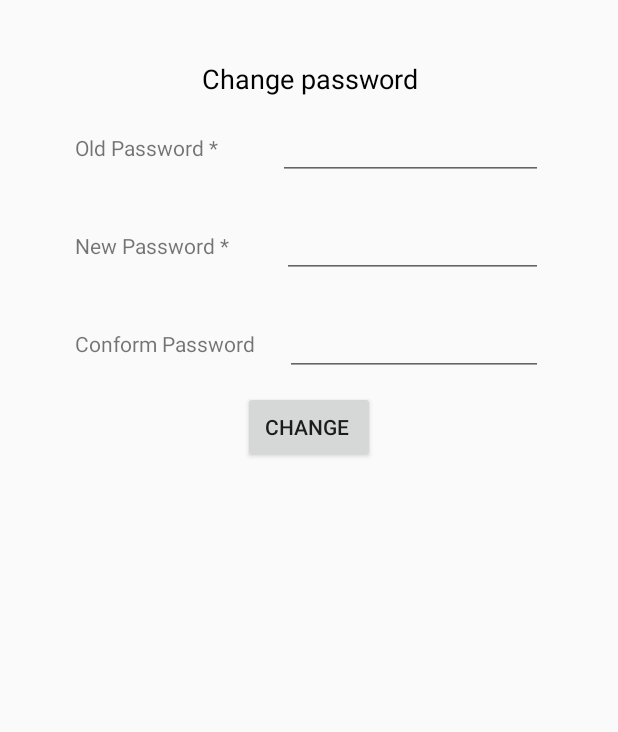
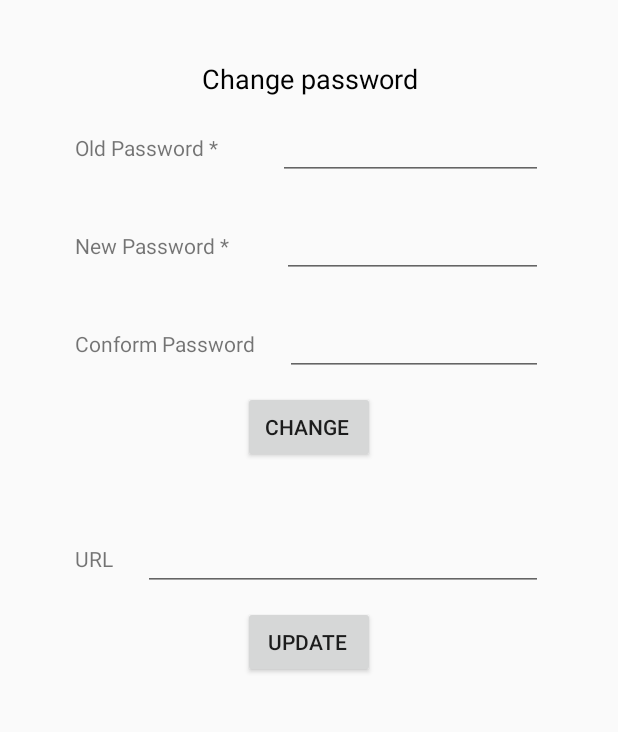
Before and after one commit to trungtienit/RaspberryPi, an Android app: the fragment SettingFragment placed in its activity, on a phone screen of 412 x 824 dp, the part 90-822 px from its top. Run offline under Robolectric (Android 15) with nearby library versions, the phone set to English and light mode, and no system bars; 1 statement that could not run was skipped.

Commit message:
update all

```diff
--- a/RaspberryPi/app/src/main/java/com/example/trungtien/raspberrypi/cache/StoreManager.java
+++ b/RaspberryPi/app/src/main/java/com/example/trungtien/raspberrypi/cache/StoreManager.java
@@ -12,8 +12,6 @@ import com.example.trungtien.raspberrypi.homescreen.Manager;
 
 public class StoreManager {
     public static SharedPreferences sharedPref;
-
-
     public static void savePass(Activity activity, String data) {
         if (sharedPref == null)
             sharedPref = activity.getPreferences(Context.MODE_PRIVATE);
--- a/RaspberryPi/app/src/main/java/com/example/trungtien/raspberrypi/fcm/FirebaseInstanceIDService.java
+++ b/RaspberryPi/app/src/main/java/com/example/trungtien/raspberrypi/fcm/FirebaseInstanceIDService.java
@@ -44,8 +44,9 @@ public class FirebaseInstanceIDService extends FirebaseInstanceIdService {
         RequestBody body = new FormBody.Builder()
                 .add("Token", token)
                 .build();
+
         final Request request = new Request.Builder()
-                .url(Manager.URL_TEST)
+                .url(Manager.getURL())
                 .post(body)
                 .build();
 
--- a/RaspberryPi/app/src/main/java/com/example/trungtien/raspberrypi/homescreen/fragment/IntroduceFragment.java
+++ b/RaspberryPi/app/src/main/java/com/example/trungtien/raspberrypi/homescreen/fragment/IntroduceFragment.java
@@ -5,7 +5,6 @@ import android.os.Bundle;
 import android.view.LayoutInflater;
 import android.view.View;
 import android.view.ViewGroup;
-import android.webkit.WebView;
 
 import com.example.trungtien.raspberrypi.R;
 
@@ -15,7 +14,6 @@ import com.example.trungtien.raspberrypi.R;
 public class IntroduceFragment extends Fragment {
 
     View myView;
-    WebView webview;
 
     @Override
     public View onCreateView(LayoutInflater inflater, ViewGroup container, Bundle savedInstanceState) {
--- a/RaspberryPi/app/src/main/java/com/example/trungtien/raspberrypi/homescreen/fragment/SettingFragment.java
+++ b/RaspberryPi/app/src/main/java/com/example/trungtien/raspberrypi/homescreen/fragment/SettingFragment.java
@@ -30,11 +30,13 @@ public class SettingFragment extends Fragment {
     }
 
     private void setupView() {
+
         oldPassword = myView.findViewById(R.id.oldPassword);
         newPassword = myView.findViewById(R.id.newPassword);
         conformPassword = myView.findViewById(R.id.conformPassword);
         btnChange = myView.findViewById(R.id.btnChange);
         tvError = myView.findViewById(R.id.tvError);
+
 
         btnChange.setOnClickListener(new View.OnClickListener() {
             @Override
--- a/RaspberryPi/app/src/main/java/com/example/trungtien/raspberrypi/splash/SplashScreenActivity.java
+++ b/RaspberryPi/app/src/main/java/com/example/trungtien/raspberrypi/splash/SplashScreenActivity.java
@@ -40,7 +40,6 @@ public class SplashScreenActivity extends AppCompatActivity {
             @Override
             public void run() {
                 if (pass.equals(StoreManager.getPass(SplashScreenActivity.this))) {
-
                     finishProgress();
                 } else {
                     progressBar.setProgress(0);
@@ -50,6 +49,8 @@ public class SplashScreenActivity extends AppCompatActivity {
                         public void onClick(View view) {
                             Intent intent = new Intent(SplashScreenActivity.this, LoginActivity.class);
                             startActivity(intent);
+                            finish();
+
                         }
                     });
                     return;
--- a/RaspberryPi/app/src/main/res/layout/view_setting_layout.xml
+++ b/RaspberryPi/app/src/main/res/layout/view_setting_layout.xml
@@ -86,5 +86,32 @@
         android:paddingLeft="10dp"
         android:layout_gravity="center"
         android:layout_height="wrap_content" />
+    <LinearLayout
+        android:layout_width="match_parent"
+        android:layout_height="wrap_content"
+        android:layout_marginTop="30dp"
+        android:padding="10dp"
+        android:layout_gravity="center"
+        android:orientation="horizontal">
+        <TextView
+            android:layout_width="wrap_content"
+            android:layout_height="wrap_content"
+            android:text="URL"/>
+        <EditText
+            android:id="@+id/edtUrl"
+            android:layout_width="match_parent"
+            android:layout_height="wrap_content"
+            android:layout_marginLeft="20dp"
+            android:textStyle="italic"
+            android:textColor="@color/blue"
+            />
+    </LinearLayout>
 
+    <Button
+        android:id="@+id/btnUpdateUrl"
+        android:layout_width="wrap_content"
+        android:text="Update"
+        android:paddingLeft="10dp"
+        android:layout_gravity="center"
+        android:layout_height="wrap_content" />
 </LinearLayout>
--- a/RaspberryPi/app/src/main/res/values/colors.xml
+++ b/RaspberryPi/app/src/main/res/values/colors.xml
@@ -6,7 +6,7 @@
     <color name="white">#FFFFFF</color>
     <color name="black">#000</color>
     <color name="green_low">#0C8047</color>
-    <color name="blue">#00C79B</color>
+    <color name="blue">#167be7</color>
     <color name="green">#417505</color>
     <color name="orange">#F5A623</color>
     <color name="yellow" >#F5A623</color>
```
Also changed, not shown: RaspberryPi/app/src/main/java/com/example/trungtien/raspberrypi/homescreen/Manager.java (+12 -1 lines).
